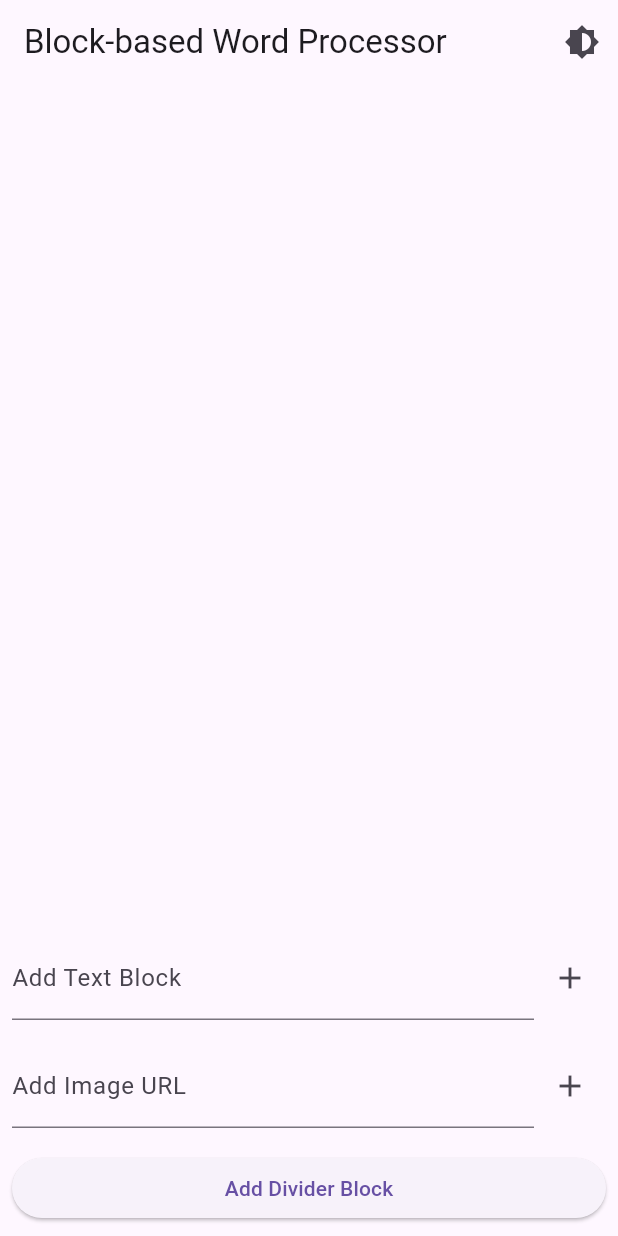
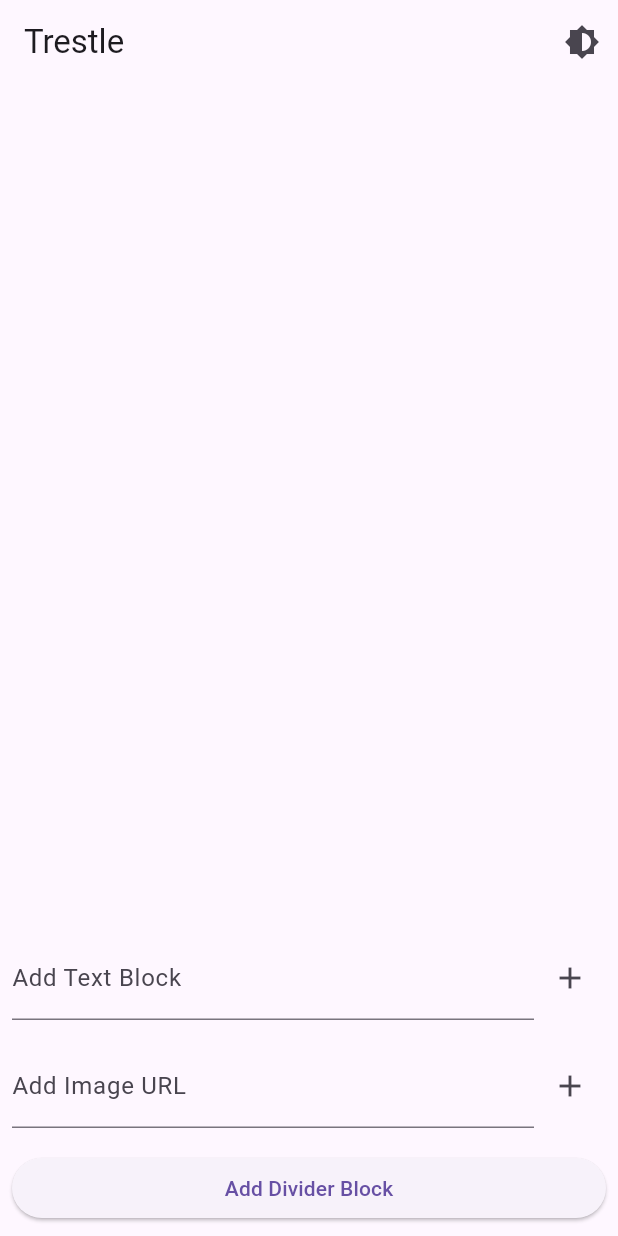
Before and after one commit to marccodesstuff/Trestle, a Flutter app: the screen it shows after launch, on a phone screen of 412 x 824 dp. Run offline on Flutter 3.47's test engine with Material 3 defaults, Android fonts, the phone set to English and light mode, and no system bars; our stand-ins replace flutter_markdown.

Commit message:
Changed the app header title

```diff
--- a/lib/screens/home_page.dart
+++ b/lib/screens/home_page.dart
@@ -15,7 +15,7 @@ class HomeScreen extends StatelessWidget {
   Widget build(BuildContext context) {
     return Scaffold(
       appBar: AppBar(
-        title: const Text('Block-based Word Processor'),
+        title: const Text('Trestle'),
         actions: [
           IconButton(
             icon: const Icon(Icons.brightness_6),
```
